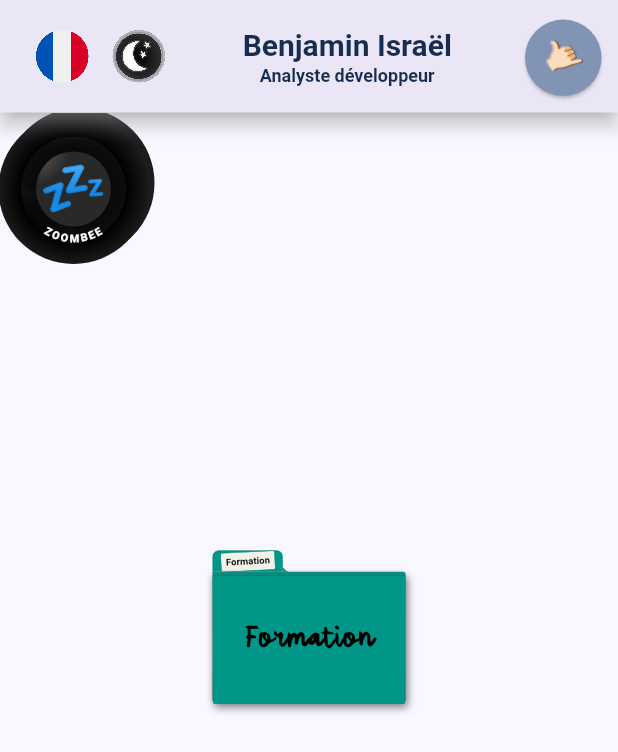
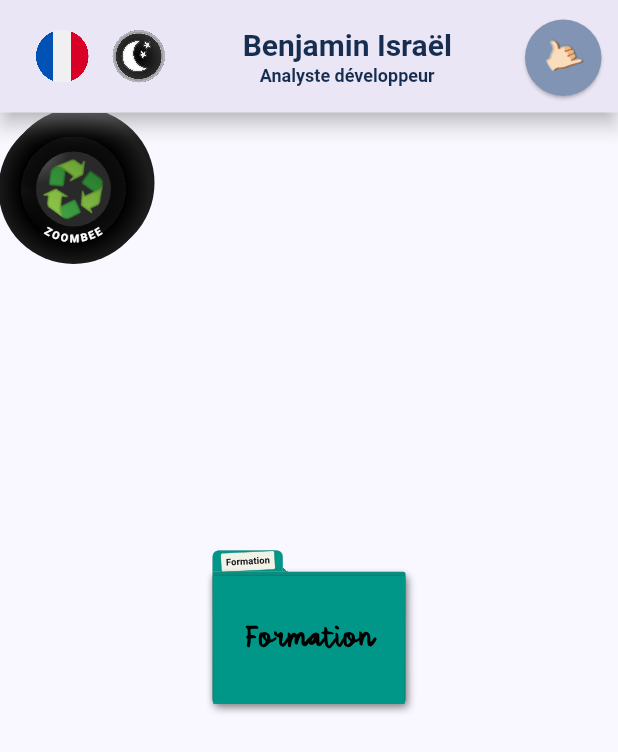
Before and after one commit to adagioribbit/flutter_online_resume, a Flutter app: the screen it shows after launch, on a phone screen of 412 x 824 dp. Shown: the top 752 px of the screen. Run offline on Flutter 3.47's test engine with Material 3 defaults, Android fonts, the phone set to English and light mode, and no system bars; our stand-ins replace web.

Commit message:
WIP Zoombee: - Add animations for radar, moving and recycle statuses

```diff
--- a/lib/widgets/zoombee.dart
+++ b/lib/widgets/zoombee.dart
@@ -7,7 +7,7 @@ import 'package:flutter/material.dart';
 import 'dart:math' show pi;
 import '../helpers/curved_text_painter.dart';
 
-enum STATUS { IDLE, RADAR, CLEANING, ALARM }
+enum STATUS { IDLE, RADAR, MOVING, CLEANING, RECYCLE, ALARM }
 
 class Zoombee extends StatefulWidget {
   static const String _brand = "ZOOMBEE";
@@ -23,7 +23,7 @@ class Zoombee extends StatefulWidget {
 
 class _ZoombeeState extends State<Zoombee> with TickerProviderStateMixin {
   GlobalKey keyZoombee = GlobalKey(debugLabel: "robot");
-  late STATUS status = STATUS.IDLE;
+  late STATUS status = STATUS.RECYCLE;
   late double widgetScale;
   late int movementDuration;
   late Alignment destinationAlignment;
@@ -32,9 +32,12 @@ class _ZoombeeState extends State<Zoombee> with TickerProviderStateMixin {
       positionAlignmentY,
       destinationAlignmentX,
       destinationAlignmentY;
-  late AnimationController _animationSnoreController,
+  late AnimationController _animationStatusController,
       _animationMoveAroundController;
-  late Animation<double> _animationSnore,
+  late Animation<double> _animationStatusSnore,
+      _animationStatusMoving,
+      _animationStatusRadar,
+      _animationStatusRecycling,
       _animationMoveAroundX,
       _animationMoveAroundY,
       _animationTidyUp;
@@ -50,13 +53,33 @@ class _ZoombeeState extends State<Zoombee> with TickerProviderStateMixin {
     movementDuration = 5000;
     clickedPosition = Offset(destinationAlignmentX, destinationAlignmentY);
 
-    _animationSnoreController = AnimationController(
-        vsync: this, duration: const Duration(milliseconds: 2500))
-      ..repeat(reverse: true);
+    _animationStatusController =
+        AnimationController(vsync: this, duration: Duration(milliseconds: 1000))
+          ..repeat(reverse: true);
 
-    _animationSnore = Tween<double>(begin: 0.2, end: 1.1).animate(
+    _animationStatusMoving = Tween<double>(begin: -0.4, end: 0.6).animate(
       CurvedAnimation(
-          parent: _animationSnoreController, curve: Curves.easeInOutQuart),
+          parent: _animationStatusController, curve: Curves.elasticInOut),
+    );
+
+    _animationStatusSnore = Tween<double>(begin: 0.2, end: 1.1).animate(
+      CurvedAnimation(
+          parent: _animationStatusController, curve: Curves.easeInOutQuart),
+    );
+
+    _animationStatusRadar = Tween<double>(begin: -1.0, end: 1.0).animate(
+      CurvedAnimation(
+          parent: _animationStatusController, curve: Curves.easeInOutQuart),
+    );
+
+    _animationStatusMoving = Tween<double>(begin: -0.4, end: 0.6).animate(
+      CurvedAnimation(
+          parent: _animationStatusController, curve: Curves.elasticInOut),
+    );
+
+    _animationStatusRecycling = Tween<double>(begin: 0.0, end: 1.0).animate(
+      CurvedAnimation(
+          parent: _animationStatusController, curve: Curves.easeInOutQuart),
     );
 
     _animationMoveAroundController = AnimationController(
@@ -88,7 +111,7 @@ class _ZoombeeState extends State<Zoombee> with TickerProviderStateMixin {
       ],
     ).animate(
       CurvedAnimation(
-          parent: _animationSnoreController,
+          parent: _animationStatusController,
           curve: Interval(
             0,
             0.1,
@@ -115,14 +138,22 @@ class _ZoombeeState extends State<Zoombee> with TickerProviderStateMixin {
     Widget statusEmoji;
     switch (status) {
       case STATUS.IDLE:
+        _animationStatusController = AnimationController(
+            vsync: this, duration: Duration(milliseconds: 2500))
+          ..repeat(reverse: true);
+        _animationStatusSnore = Tween<double>(begin: 0.2, end: 1.1).animate(
+          CurvedAnimation(
+              parent: _animationStatusController, curve: Curves.easeInOutQuart),
+        );
+
         statusEmoji = AnimatedBuilder(
-            animation: _animationSnoreController,
+            animation: _animationStatusController,
             builder: (context, _) {
               return Transform(
                   transform: Matrix4.identity()
                     // Scale
-                    ..setEntry(0, 0, _animationSnore.value)
-                    ..setEntry(1, 1, _animationSnore.value),
+                    ..setEntry(0, 0, _animationStatusSnore.value)
+                    ..setEntry(1, 1, _animationStatusSnore.value),
                   alignment: FractionalOffset.center,
                   child: Text(
                     "💤",
@@ -133,13 +164,76 @@ class _ZoombeeState extends State<Zoombee> with TickerProviderStateMixin {
                   ));
             });
       case STATUS.RADAR:
-        statusEmoji = Text(
-          "🧟",
-          textAlign: TextAlign.center,
-          style: TextStyle(
-              backgroundColor: Colors.transparent,
-              fontSize: widget.radius / 2.0),
+        _animationStatusController = AnimationController(
+            vsync: this, duration: Duration(milliseconds: 1000))
+          ..repeat(reverse: true);
+        _animationStatusRadar = Tween<double>(begin: -1.0, end: 1.0).animate(
+          CurvedAnimation(
+              parent: _animationStatusController, curve: Curves.easeInOutQuart),
         );
+
+        statusEmoji = AnimatedBuilder(
+            animation: _animationStatusController,
+            builder: (context, _) {
+              return Transform(
+                  transform: Matrix4.identity()
+                    ..rotateZ(2.0 * pi * _animationStatusRadar.value)
+                    // Scale
+                    ..setEntry(0, 0, _animationStatusRadar.value.abs())
+                    ..setEntry(1, 1, _animationStatusRadar.value.abs()),
+                  alignment: FractionalOffset.center,
+                  child: Text(
+                    "!?",
+                    textAlign: TextAlign.center,
+                    textScaler: TextScaler.linear(2.0),
+                    style: TextStyle(
+                        fontFamily: "Handwritten",
+                        color: Colors.red,
+                        backgroundColor: Colors.transparent,
+                        fontWeight: FontWeight.bold,
+                        fontSize: widget.radius / 2.7),
+                  ));
+            });
+        break;
+      case STATUS.MOVING:
+        _animationStatusController = AnimationController(
+            vsync: this, duration: Duration(milliseconds: 1500))
+          ..repeat(reverse: true);
+        _animationStatusMoving = Tween<double>(begin: -0.4, end: 0.6).animate(
+          CurvedAnimation(
+              parent: _animationStatusController, curve: Curves.elasticInOut),
+        );
+
+        statusEmoji = AnimatedBuilder(
+            animation: _animationStatusController,
+            builder: (context, _) {
+              return Transform(
+                  transform: Matrix4.identity()
+                    ..rotateZ(0.08 * pi * _animationStatusMoving.value),
+                  alignment: FractionalOffset.center,
+                  child: Container(
+                      decoration: BoxDecoration(
+                        shape: BoxShape.circle,
+                        gradient: RadialGradient(
+                          colors: [
+                            Colors.green,
+                            const Color.fromARGB(169, 37, 126, 40),
+                            const Color.fromARGB(169, 28, 77, 30),
+                            const Color.fromARGB(185, 76, 175, 79),
+                          ],
+                          stops: [0.5, 0.9, 0.99, 1],
+                        ),
+                      ),
+                      child: Text(
+                        "🧟",
+                        textHeightBehavior:
+                            TextHeightBehavior(applyHeightToFirstAscent: false),
+                        textAlign: TextAlign.center,
+                        style: TextStyle(
+                            backgroundColor: Colors.transparent,
+                            fontSize: widget.radius / 1.55),
+                      )));
+            });
         break;
       case STATUS.CLEANING:
         statusEmoji = Text(
@@ -149,6 +243,32 @@ class _ZoombeeState extends State<Zoombee> with TickerProviderStateMixin {
               backgroundColor: Colors.transparent,
               fontSize: widget.radius / 2.0),
         );
+        break;
+      case STATUS.RECYCLE:
+        _animationStatusController = AnimationController(
+            vsync: this, duration: Duration(milliseconds: 3000))
+          ..repeat();
+        _animationStatusRecycling = Tween<double>(begin: 0.0, end: 1.0).animate(
+          CurvedAnimation(
+              parent: _animationStatusController, curve: Curves.linear),
+        );
+
+        statusEmoji = AnimatedBuilder(
+            animation: _animationStatusController,
+            builder: (context, _) {
+              return Transform(
+                  transform: Matrix4.identity()
+                    ..rotateZ(2 * pi * _animationStatusRecycling.value),
+                  alignment: FractionalOffset.center,
+                  child: Text(
+                    "♻️",
+                    textScaler: TextScaler.linear(1.1),
+                    style: TextStyle(
+                        color: Colors.green,
+                        backgroundColor: Colors.transparent,
+                        fontSize: widget.radius / 1.55),
+                  ));
+            });
         break;
       case STATUS.ALARM:
         statusEmoji = Text(
```
